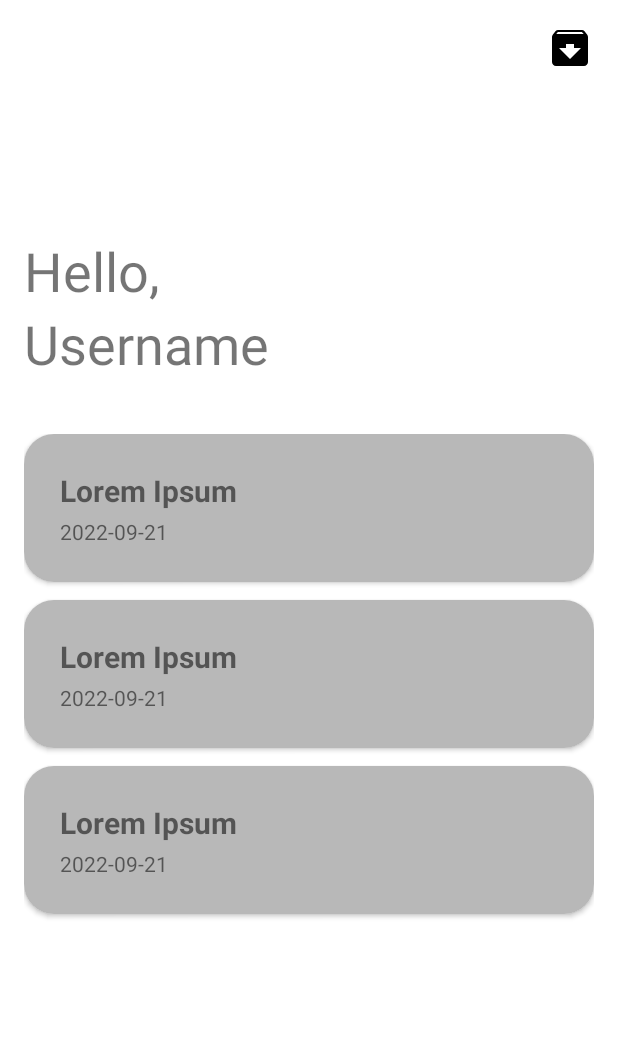
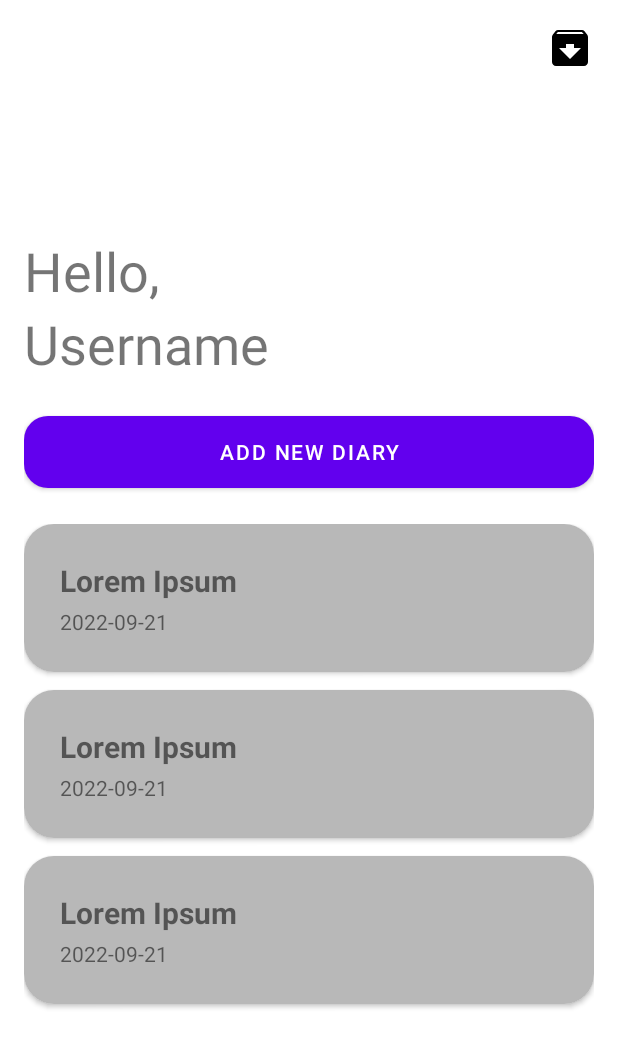
Before and after one commit to fortoszone/PersonalDiary, an Android app: the layout activity_home.xml on its own in the app's theme, with its tools: preview values and no code run, on a phone screen of 412 x 824 dp. Shown: the top 1048 px of the screen. Run offline under Robolectric (Android 15) with nearby library versions, the phone set to English and light mode, and no system bars.

Commit message:
more slicing

```diff
--- a/app/src/main/AndroidManifest.xml
+++ b/app/src/main/AndroidManifest.xml
@@ -14,6 +14,9 @@
         android:supportsRtl="true"
         android:theme="@style/Theme.PersonalDiary"
         tools:targetApi="31">
+        <activity
+            android:name=".AddDiaryActivity"
+            android:exported="false" />
         <activity
             android:name=".SplashActivity"
             android:exported="false" />
--- /dev/null
+++ b/app/src/main/res/drawable/baseline_add_24.xml
@@ -0,0 +1,5 @@
+<vector android:height="24dp" android:tint="#000000"
+    android:viewportHeight="24" android:viewportWidth="24"
+    android:width="24dp" xmlns:android="http://schemas.android.com/apk/res/android">
+    <path android:fillColor="@android:color/white" android:pathData="M19,13h-6v6h-2v-6H5v-2h6V5h2v6h6v2z"/>
+</vector>
--- a/app/src/main/res/layout/activity_home.xml
+++ b/app/src/main/res/layout/activity_home.xml
@@ -4,49 +4,65 @@
     xmlns:tools="http://schemas.android.com/tools"
     android:layout_width="match_parent"
     android:layout_height="match_parent"
-    tools:context=".ui.home.HomeActivity"
     android:paddingHorizontal="16dp"
-    android:paddingTop="16dp">
+    android:paddingTop="16dp"
+    tools:context=".ui.home.HomeActivity">
 
     <ImageView
         android:id="@+id/btn_archive"
         android:layout_width="32dp"
         android:layout_height="32dp"
+        android:layout_alignParentEnd="true"
+        android:contentDescription="@string/archive_title"
         android:src="@drawable/baseline_archive_24"
-        app:layout_constraintTop_toTopOf="parent"
         app:layout_constraintRight_toRightOf="parent"
-        android:layout_alignParentEnd="true"
-        android:contentDescription="@string/archive_title" />
+        app:layout_constraintTop_toTopOf="parent" />
 
     <LinearLayout
+        android:id="@+id/ll_header"
         android:layout_width="match_parent"
         android:layout_height="wrap_content"
-        app:layout_constraintTop_toBottomOf="@id/btn_archive"
+        android:layout_marginTop="108dp"
         android:orientation="vertical"
-        android:id="@+id/ll_header"
-        android:layout_marginTop="108dp">
+        app:layout_constraintTop_toBottomOf="@id/btn_archive">
 
         <TextView
+            android:id="@+id/tv_hello_title"
             android:layout_width="wrap_content"
             android:layout_height="wrap_content"
             android:text="@string/hello"
-            android:id="@+id/tv_hello_title"
-            android:textSize="36sp"/>
+            android:textSize="36sp" />
 
         <TextView
+            android:id="@+id/tv_username"
             android:layout_width="wrap_content"
             android:layout_height="wrap_content"
             android:text="@string/username"
-            android:id="@+id/tv_username"
-            android:textSize="36sp"/>
+            android:textSize="36sp" />
     </LinearLayout>
 
+    <androidx.cardview.widget.CardView
+        android:id="@+id/btn_add_new_diary"
+        android:layout_width="match_parent"
+        android:layout_height="wrap_content"
+        android:layout_marginTop="24dp"
+        app:cardCornerRadius="16dp"
+        app:layout_constraintTop_toBottomOf="@id/ll_header">
+
+        <Button
+            android:layout_width="match_parent"
+            android:layout_height="match_parent"
+            android:background="@drawable/diary_custom_view"
+            android:drawableStart="@drawable/baseline_add_24"
+            android:text="@string/add_new_diary" />
+    </androidx.cardview.widget.CardView>
+
     <androidx.recyclerview.widget.RecyclerView
-        android:layout_marginTop="36dp"
         android:id="@+id/rv_diaries"
         android:layout_width="match_parent"
         android:layout_height="wrap_content"
-        tools:listitem="@layout/diary_row"
-        app:layout_constraintTop_toBottomOf="@id/ll_header"/>
+        android:layout_marginTop="24dp"
+        app:layout_constraintTop_toBottomOf="@id/btn_add_new_diary"
+        tools:listitem="@layout/diary_row" />
 
 </androidx.constraintlayout.widget.ConstraintLayout>
--- a/app/src/main/res/values/strings.xml
+++ b/app/src/main/res/values/strings.xml
@@ -19,4 +19,9 @@
     <string name="personaldiary_title">PersonalDiary</string>
     <string name="created_by_owner">Created by Devwanto Dariel Nugroho</string>
     <string name="powered_by_api">Powered by halfwineaid Apiary API</string>
+    <string name="hi">Hi,</string>
+    <string name="what_s_on_your_mind_right_now">What\'s on your mind right now?</string>
+    <string name="save">Save</string>
+    <string name="what_s_up">What\'s up?</string>
+    <string name="add_new_diary">Add New Diary</string>
 </resources>
```
Also changed, not shown: app/src/main/java/com/fortoszone/personaldiary/ui/addDiary/AddDiaryActivity.kt (added, +11 -0 lines), app/src/main/res/drawable/custom_input.xml (added, +18 -0 lines), app/src/main/res/layout/activity_add_diary.xml (added, +76 -0 lines), app/src/main/res/layout/activity_login.xml (+14 -23 lines), app/src/main/res/layout/activity_register.xml (+31 -44 lines), app/src/main/res/menu/home_menu.xml (added, +10 -0 lines).
